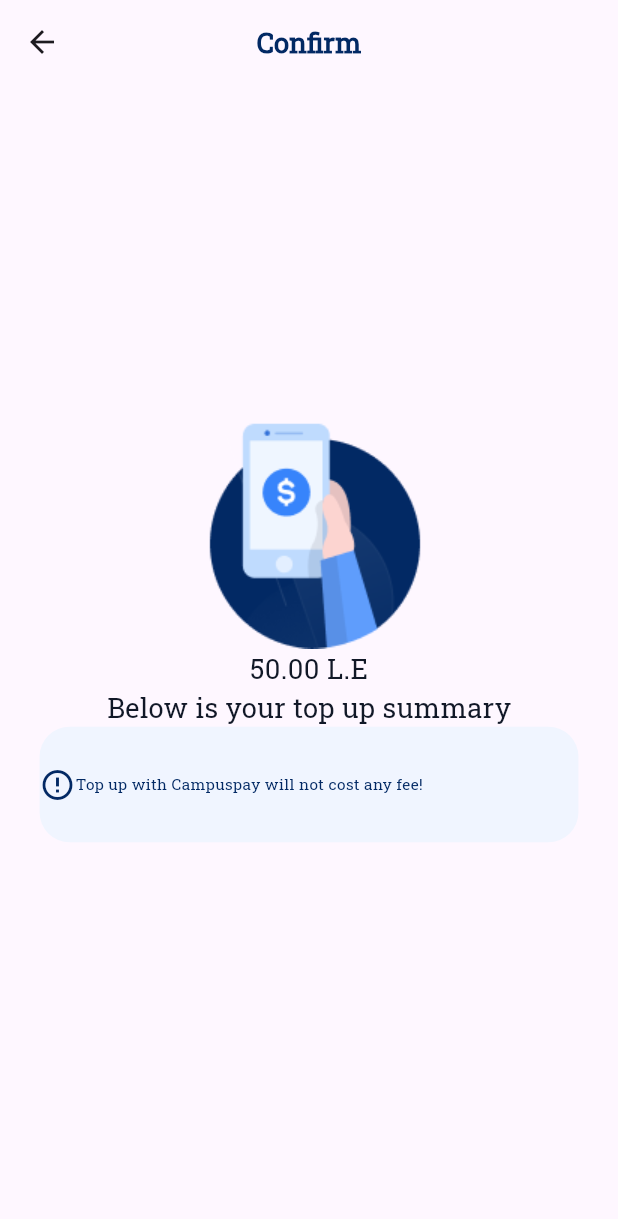
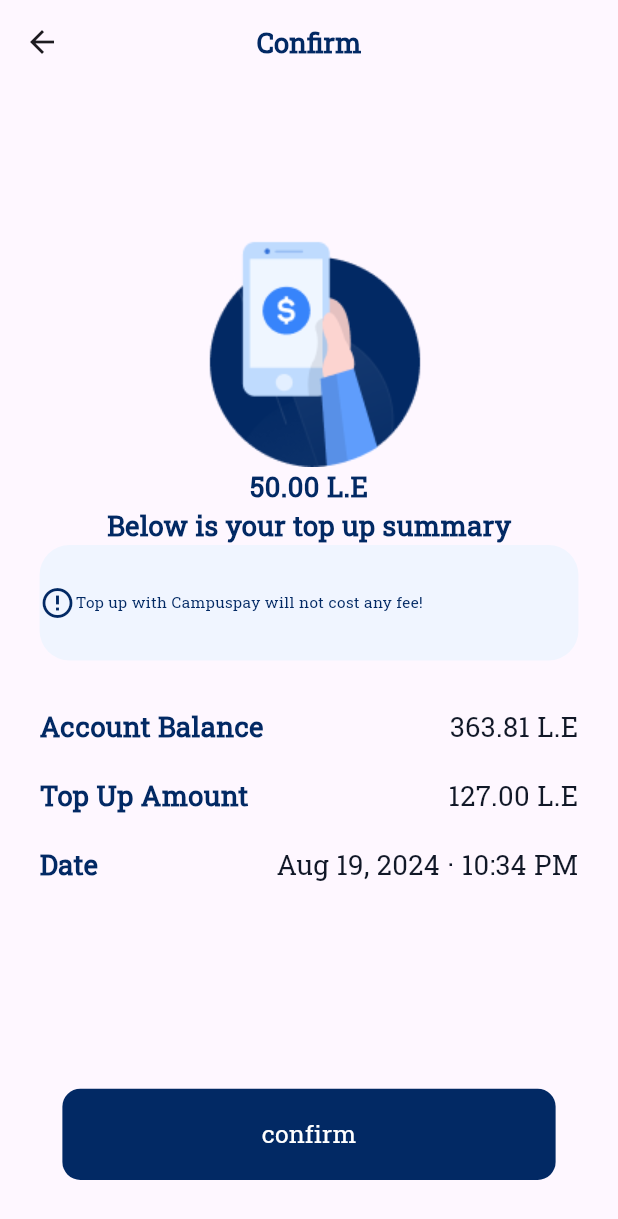
Before and after one commit to AhmedAymanSalah/campuspay-main, a Flutter app: the ConformScreen screen opened directly with empty values, on a phone screen of 412 x 824 dp. Shown: the top 1219 px of the screen. Run offline on Flutter 3.47's test engine with Material 3 defaults, Android fonts, the phone set to English and light mode, and no system bars; our stand-ins replace dio, flutter_bloc, flutter_credit_card, flutter_screenutil, freezed_annotation, get_it and 4 more; generated files the repository leaves out were written again.

Commit message:
confirm Screen

```diff
--- a/lib/features/pay_screens/ui/widgets/pay_contanier.dart
+++ b/lib/features/pay_screens/ui/widgets/pay_contanier.dart
@@ -23,7 +23,7 @@ class CustomContainer extends StatelessWidget {
       crossAxisAlignment: CrossAxisAlignment.start,
       children: [
         CustomTextWidget(
-           text: titel,
+          text: titel,
           fontSize: 10.sp,
           color: ColorsManager.gray,
         ),
--- a/lib/features/visa/screens/confirm_screen.dart
+++ b/lib/features/visa/screens/confirm_screen.dart
@@ -2,12 +2,15 @@
 // ignore_for_file: file_names
 
 import 'package:campuspay/core/helpers/app_images.dart';
+import 'package:campuspay/core/helpers/spacing.dart';
+import 'package:campuspay/features/visa/widget/row_widget.dart';
 import 'package:flutter/material.dart';
 
 import 'package:campuspay/core/theme/colors.dart';
 import 'package:campuspay/core/widgets/custom_text_widget.dart';
 import 'package:flutter_screenutil/flutter_screenutil.dart';
 
+import '../../../core/widgets/app_button.dart';
 import '../data/model/card_model.dart';
 import '../widget/Container.dart';
 
@@ -38,12 +41,32 @@ class ConformScreen extends StatelessWidget {
           mainAxisAlignment: MainAxisAlignment.center,
           crossAxisAlignment: CrossAxisAlignment.center,
           children: [
+            const Spacer(),
             Image.asset(Assets.imagesBluePay),
-              CustomTextWidget(text: "50.00 L.E"),
-              CustomTextWidget(text: "Below is your top up summary"),
-              ContainerWidget(),
+            const CustomTextWidget(
+              text: "50.00 L.E",
+              color: ColorsManager.darkBlue,
+              fontWeight: FontWeight.bold,
+            ),
+            const CustomTextWidget(
+              text: "Below is your top up summary",
+              color: ColorsManager.darkBlue,
+              fontWeight: FontWeight.bold,
+            ),
+            const ContainerWidget(),
+            verticalSpace(20.h),
+            const RowWidget(text: "Account Balance", data: "363.81 L.E"),
+            const RowWidget(text: "Top Up Amount", data: "127.00 L.E"),
+            const RowWidget(text: "Date", data: "Aug 19, 2024 · 10:34 PM"),
+            const Spacer(),
+            AppTextButton(
+              onPressed: () {},
+              text: "confirm",
+              buttonColor: ColorsManager.darkBlue,
+            )
           ],
         ),
-        ));
+      ),
+    );
   }
 }
--- a/lib/features/visa/widget/Container.dart
+++ b/lib/features/visa/widget/Container.dart
@@ -1,3 +1,5 @@
+// ignore_for_file: file_names
+
 import 'package:campuspay/core/theme/colors.dart';
 import 'package:campuspay/core/widgets/custom_text_widget.dart';
 import 'package:flutter/material.dart';
@@ -20,6 +22,7 @@ class ContainerWidget extends StatelessWidget {
             Icons.error_outline_outlined,
             color: ColorsManager.darkBlue,
           ),
+
           CustomTextWidget(
             text: "Top up with Campuspay will not cost any fee!",
             color: ColorsManager.darkBlue,
--- /dev/null
+++ b/lib/features/visa/widget/row_widget.dart
@@ -0,0 +1,33 @@
+// ignore_for_file: public_member_api_docs, sort_constructors_first
+import 'package:campuspay/core/theme/colors.dart';
+import 'package:flutter/material.dart';
+import 'package:flutter_screenutil/flutter_screenutil.dart';
+
+import '../../../core/widgets/custom_text_widget.dart';
+
+class RowWidget extends StatelessWidget {
+  const RowWidget({
+    super.key,
+    required this.text,
+    required this.data,
+  });
+  final String text;
+  final String data;
+  @override
+  Widget build(BuildContext context) {
+    return Padding(
+      padding: EdgeInsets.symmetric(vertical: 10.h),
+      child: Row(
+        mainAxisAlignment: MainAxisAlignment.spaceBetween,
+        children: [
+          CustomTextWidget(
+            text: text,
+            color: ColorsManager.darkBlue,
+            fontWeight: FontWeight.bold,
+          ),
+          CustomTextWidget(text: data),
+        ],
+      ),
+    );
+  }
+}
```
Lines whose indentation alone changed are shown as unchanged.
